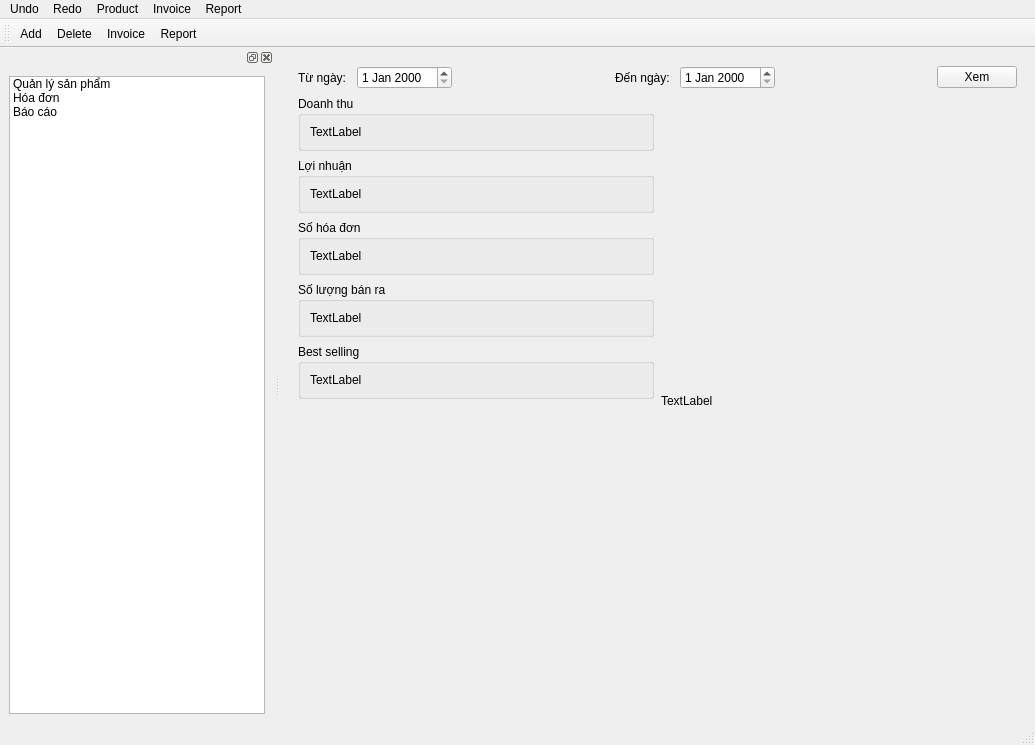
First picture: the form in src/ui/mainwindow.ui, repository 24127545-NguyenNgocThien/Inventory_Management_System, before the edit.
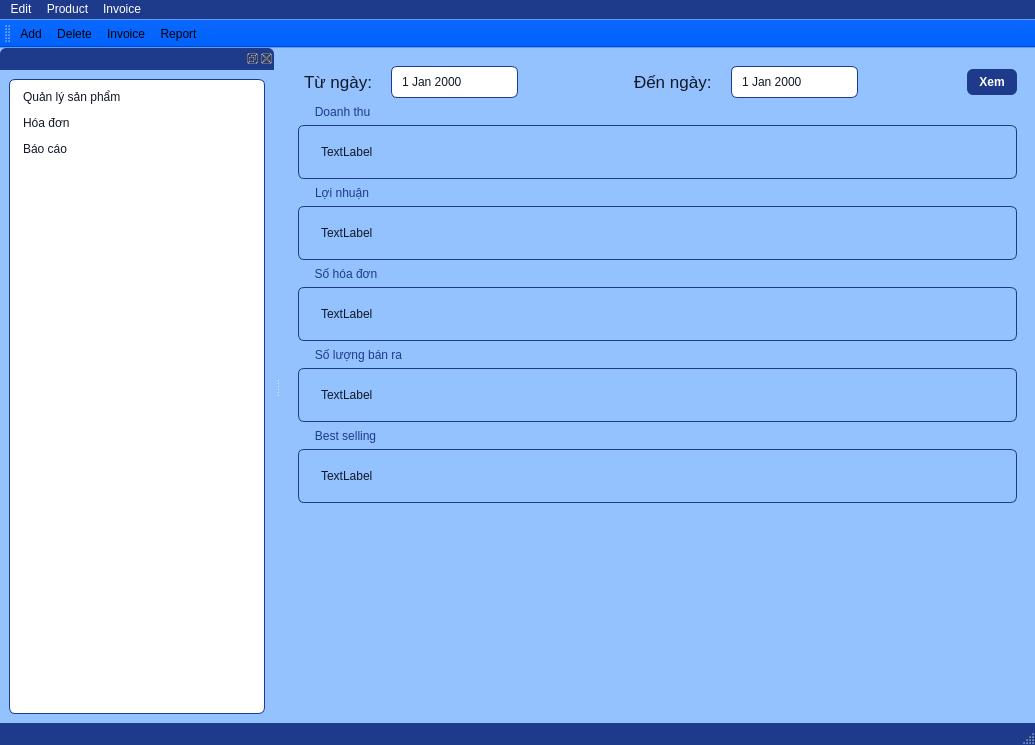
Second picture: the form after the edit. The open tabs and pages were chosen to show the change. Icons and pictures are not drawn.

Commit message: Update trang report

Diff of the .ui file:
```diff
--- a/src/ui/mainwindow.ui
+++ b/src/ui/mainwindow.ui
@@ -14,12 +14,15 @@
    <string>MainWindow</string>
   </property>
   <property name="styleSheet">
-   <string notr="true">QMainWindow
-{
-	
+   <string notr="true">QMainWindow {
+    
+	background-color: rgb(148, 194, 255);
 }</string>
   </property>
   <widget class="QWidget" name="centralwidget">
+   <property name="styleSheet">
+    <string notr="true"/>
+   </property>
    <layout class="QGridLayout" name="gridLayout">
     <item row="0" column="0">
      <widget class="QStackedWidget" name="stackedWidget">
@@ -309,13 +312,88 @@
            <layout class="QHBoxLayout" name="filterLayout">
             <item>
              <widget class="QLabel" name="label">
+              <property name="font">
+               <font>
+                <family>Segoe UI</family>
+                <pointsize>13</pointsize>
+                <italic>false</italic>
+                <bold>false</bold>
+               </font>
+              </property>
+              <property name="styleSheet">
+               <string notr="true">QLabel {
+    color: #111827;         /* chữ đen xám đậm */
+    font: 13pt &quot;Segoe UI&quot;;
+    padding: 2px;
+}
+
+QLabel#titleLabel {
+    font: bold 12pt &quot;Segoe UI&quot;;
+    color: #1e3a8a;         /* xanh đậm cho tiêu đề */
+}
+</string>
+              </property>
               <property name="text">
                <string>Từ ngày: </string>
               </property>
              </widget>
             </item>
             <item>
-             <widget class="QDateEdit" name="dateFrom"/>
+             <widget class="QDateEdit" name="dateFrom">
+              <property name="styleSheet">
+               <string notr="true">QDateEdit, QDateTimeEdit, QSpinBox {
+    border: 1px solid #1e3a8a;
+    border-radius: 6px;
+    padding: 2px 24px 2px 8px;   /* chừa chỗ bên phải cho nút mũi tên */
+    background: #ffffff;
+    color: #111827;
+    font: 10pt &quot;Segoe UI&quot;;
+    min-height: 26px;
+}
+
+/* Hover */
+QDateEdit:hover, QDateTimeEdit:hover, QSpinBox:hover {
+    border: 1px solid #2563eb;
+}
+
+/* Focus */
+QDateEdit:focus, QDateTimeEdit:focus, QSpinBox:focus {
+    border: 1px solid #2563eb;
+    background: #eff6ff;
+    outline: none;
+}
+
+/* Up/Down button */
+QSpinBox::up-button, QDateEdit::up-button, QDateTimeEdit::up-button,
+QSpinBox::down-button, QDateEdit::down-button, QDateTimeEdit::down-button {
+    subcontrol-origin: border;
+    width: 20px;
+    border: none;
+    background: transparent;
+}
+
+/* Hover effect cho button */
+QSpinBox::up-button:hover, QDateEdit::up-button:hover, QDateTimeEdit::up-button:hover,
+QSpinBox::down-button:hover, QDateEdit::down-button:hover, QDateTimeEdit::down-button:hover {
+    background: #e0e7ff;
+    border-radius: 3px;
+}
+
+/* Up Arrow */
+QSpinBox::up-arrow, QDateEdit::up-arrow, QDateTimeEdit::up-arrow {
+    width: 8px;
+    height: 8px;
+}
+
+/* Down Arrow */
+QSpinBox::down-arrow, QDateEdit::down-arrow, QDateTimeEdit::down-arrow {
+ image: none;
+    width: 8px;
+    height: 8px;
+} 
+</string>
+              </property>
+             </widget>
             </item>
             <item>
              <spacer name="horizontalSpacer_3">
@@ -332,13 +410,88 @@
             </item>
             <item>
              <widget class="QLabel" name="label_2">
+              <property name="font">
+               <font>
+                <family>Segoe UI</family>
+                <pointsize>13</pointsize>
+                <italic>false</italic>
+                <bold>false</bold>
+               </font>
+              </property>
+              <property name="styleSheet">
+               <string notr="true">QLabel {
+    color: #111827;         /* chữ đen xám đậm */
+    font: 13pt &quot;Segoe UI&quot;;
+    padding: 2px;
+}
+
+QLabel#titleLabel {
+    font: bold 12pt &quot;Segoe UI&quot;;
+    color: #1e3a8a;         /* xanh đậm cho tiêu đề */
+}
+</string>
+              </property>
               <property name="text">
                <string>Đến ngày: </string>
               </property>
              </widget>
             </item>
             <item>
-             <widget class="QDateEdit" name="dateTo"/>
+             <widget class="QDateEdit" name="dateTo">
+              <property name="styleSheet">
+               <string notr="true">QDateEdit, QDateTimeEdit, QSpinBox {
+    border: 1px solid #1e3a8a;
+    border-radius: 6px;
+    padding: 2px 24px 2px 8px;   /* chừa chỗ bên phải cho nút mũi tên */
+    background: #ffffff;
+    color: #111827;
+    font: 10pt &quot;Segoe UI&quot;;
+    min-height: 26px;
+}
+
+/* Hover */
+QDateEdit:hover, QDateTimeEdit:hover, QSpinBox:hover {
+    border: 1px solid #2563eb;
+}
+
+/* Focus */
+QDateEdit:focus, QDateTimeEdit:focus, QSpinBox:focus {
+    border: 1px solid #2563eb;
+    background: #eff6ff;
+    outline: none;
+}
+
+/* Up/Down button */
+QSpinBox::up-button, QDateEdit::up-button, QDateTimeEdit::up-button,
+QSpinBox::down-button, QDateEdit::down-button, QDateTimeEdit::down-button {
+    subcontrol-origin: border;
+    width: 20px;
+    border: none;
+    background: transparent;
+}
+
+/* Hover effect cho button */
+QSpinBox::up-button:hover, QDateEdit::up-button:hover, QDateTimeEdit::up-button:hover,
+QSpinBox::down-button:hover, QDateEdit::down-button:hover, QDateTimeEdit::down-button:hover {
+    background: #e0e7ff;
+    border-radius: 3px;
+}
+
+/* Up Arrow */
+QSpinBox::up-arrow, QDateEdit::up-arrow, QDateTimeEdit::up-arrow {
+    width: 8px;
+    height: 8px;
+}
+
+/* Down Arrow */
+QSpinBox::down-arrow, QDateEdit::down-arrow, QDateTimeEdit::down-arrow {
+ image: none;
+    width: 8px;
+    height: 8px;
+} 
+</string>
+              </property>
+             </widget>
             </item>
             <item>
              <spacer name="horizontalSpacer_4">
@@ -355,6 +508,21 @@
             </item>
             <item>
              <widget class="QPushButton" name="btnView">
+              <property name="styleSheet">
+               <string notr="true">QPushButton {
+    background-color: #1e3a8a;  
+    color: white;
+    border-radius: 6px;
+    padding: 6px 12px;
+    font-weight: bold;
+}
+QPushButton:hover {
+    background-color: #2563eb;  
+}
+QPushButton:pressed {
+    background-color: #1d4ed8;   
+}</string>
+              </property>
               <property name="text">
                <string>Xem</string>
               </property>
@@ -368,12 +536,43 @@
              <layout class="QVBoxLayout" name="verticalLayout_3">
               <item>
                <widget class="QGroupBox" name="groupBox_2">
+                <property name="styleSheet">
+                 <string notr="true">QGroupBox {
+    border: 1px solid #1e3a8a;
+    border-radius: 6px;
+    margin-top: 20px;       /* khoảng cách cho tiêu đề */
+    padding: 8px;
+    font: bold 10pt &quot;Segoe UI&quot;;
+    color: #1e3a8a;
+}
+
+QGroupBox::title {
+    subcontrol-origin: margin;
+    left: 10px;
+    padding: 0 5px;
+    color: #1e3a8a;
+}
+</string>
+                </property>
                 <property name="title">
                  <string>Doanh thu</string>
                 </property>
                 <layout class="QVBoxLayout" name="verticalLayout_4">
                  <item>
                   <widget class="QLabel" name="lblRevenue">
+                   <property name="styleSheet">
+                    <string notr="true">QLabel {
+    color: #111827;         /* chữ đen xám đậm */
+    font: 10pt &quot;Segoe UI&quot;;
+    padding: 2px;
+}
+
+QLabel#titleLabel {
+    font: bold 12pt &quot;Segoe UI&quot;;
+    color: #1e3a8a;         /* xanh đậm cho tiêu đề */
+}
+</string>
+                   </property>
                    <property name="text">
                     <string>TextLabel</string>
                    </property>
@@ -384,12 +583,42 @@
               </item>
               <item>
                <widget class="QGroupBox" name="groupBox_5">
+                <property name="styleSheet">
+                 <string notr="true">QGroupBox {
+    border: 1px solid #1e3a8a;
+    border-radius: 6px;
+    margin-top: 20px;       /* khoảng cách cho tiêu đề */
+    padding: 8px;
+    font: bold 10pt &quot;Segoe UI&quot;;
+    color: #1e3a8a;
+}
+
+QGroupBox::title {
+    subcontrol-origin: margin;
+    left: 10px;
+    padding: 0 5px;
+    color: #1e3a8a;
+}
+</string>
+                </property>
                 <property name="title">
                  <string>Lợi nhuận</string>
                 </property>
                 <layout class="QVBoxLayout" name="verticalLayout_8">
                  <item>
                   <widget class="QLabel" name="lblProfit">
+                   <property name="styleSheet">
+                    <string notr="true">QLabel {
+    color: #111827;         /* chữ đen xám đậm */
+    font: 10pt &quot;Segoe UI&quot;;
+    padding: 2px;
+}
+
+QLabel#titleLabel {
+    font: bold 12pt &quot;Segoe UI&quot;;
+    color: #1e3a8a;         /* xanh đậm cho tiêu đề */
+}</string>
+                   </property>
                    <property name="text">
                     <string>TextLabel</string>
                    </property>
@@ -400,12 +629,42 @@
               </item>
               <item>
                <widget class="QGroupBox" name="groupBox">
+                <property name="styleSheet">
+                 <string notr="true">QGroupBox {
+    border: 1px solid #1e3a8a;
+    border-radius: 6px;
+    margin-top: 20px;       /* khoảng cách cho tiêu đề */
+    padding: 8px;
+    font: bold 10pt &quot;Segoe UI&quot;;
+    color: #1e3a8a;
+}
+
+QGroupBox::title {
+    subcontrol-origin: margin;
+    left: 10px;
+    padding: 0 5px;
+    color: #1e3a8a;
+}
+</string>
+                </property>
                 <property name="title">
                  <string>Số hóa đơn</string>
                 </property>
                 <layout class="QVBoxLayout" name="verticalLayout_5">
                  <item>
                   <widget class="QLabel" name="lblInvoices">
+                   <property name="styleSheet">
+                    <string notr="true">QLabel {
+    color: #111827;         /* chữ đen xám đậm */
+    font: 10pt &quot;Segoe UI&quot;;
+    padding: 2px;
+}
+
+QLabel#titleLabel {
+    font: bold 12pt &quot;Segoe UI&quot;;
+    color: #1e3a8a;         /* xanh đậm cho tiêu đề */
+}</string>
+                   </property>
                    <property name="text">
                     <string>TextLabel</string>
                    </property>
@@ -416,12 +675,42 @@
               </item>
               <item>
                <widget class="QGroupBox" name="groupBox_3">
+                <property name="styleSheet">
+                 <string notr="true">QGroupBox {
+    border: 1px solid #1e3a8a;
+    border-radius: 6px;
+    margin-top: 20px;       /* khoảng cách cho tiêu đề */
+    padding: 8px;
+    font: bold 10pt &quot;Segoe UI&quot;;
+    color: #1e3a8a;
+}
+
+QGroupBox::title {
+    subcontrol-origin: margin;
+    left: 10px;
+    padding: 0 5px;
+    color: #1e3a8a;
+}
+</string>
+                </property>
                 <property name="title">
                  <string>Số lượng bán ra</string>
                 </property>
                 <layout class="QVBoxLayout" name="verticalLayout_6">
                  <item>
                   <widget class="QLabel" name="lblQuantity">
+                   <property name="styleSheet">
+                    <string notr="true">QLabel {
+    color: #111827;         /* chữ đen xám đậm */
+    font: 10pt &quot;Segoe UI&quot;;
+    padding: 2px;
+}
+
+QLabel#titleLabel {
+    font: bold 12pt &quot;Segoe UI&quot;;
+    color: #1e3a8a;         /* xanh đậm cho tiêu đề */
+}</string>
+                   </property>
                    <property name="text">
                     <string>TextLabel</string>
                    </property>
@@ -432,12 +721,42 @@
               </item>
               <item>
                <widget class="QGroupBox" name="groupBox_4">
+                <property name="styleSheet">
+                 <string notr="true">QGroupBox {
+    border: 1px solid #1e3a8a;
+    border-radius: 6px;
+    margin-top: 20px;       /* khoảng cách cho tiêu đề */
+    padding: 8px;
+    font: bold 10pt &quot;Segoe UI&quot;;
+    color: #1e3a8a;
+}
+
+QGroupBox::title {
+    subcontrol-origin: margin;
+    left: 10px;
+    padding: 0 5px;
+    color: #1e3a8a;
+}
+</string>
+                </property>
                 <property name="title">
                  <string>Best selling</string>
                 </property>
                 <layout class="QVBoxLayout" name="verticalLayout_7">
                  <item>
                   <widget class="QLabel" name="lblBestSeller">
+                   <property name="styleSheet">
+                    <string notr="true">QLabel {
+    color: #111827;         /* chữ đen xám đậm */
+    font: 10pt &quot;Segoe UI&quot;;
+    padding: 2px;
+}
+
+QLabel#titleLabel {
+    font: bold 12pt &quot;Segoe UI&quot;;
+    color: #1e3a8a;         /* xanh đậm cho tiêu đề */
+}</string>
+                   </property>
                    <property name="text">
                     <string>TextLabel</string>
                    </property>
@@ -462,11 +781,7 @@
              </layout>
             </item>
             <item>
-             <widget class="QLabel" name="label_3">
-              <property name="text">
-               <string>TextLabel</string>
-              </property>
-             </widget>
+            <layout class="QVBoxLayout" name="chartLayout"/>
             </item>
            </layout>
           </item>
@@ -487,16 +802,15 @@
      <height>25</height>
     </rect>
    </property>
-   <widget class="QMenu" name="menuUndo">
-    <property name="title">
-     <string>Undo</string>
-    </property>
-   </widget>
-   <widget class="QMenu" name="menuRedo">
-    <property name="title">
-     <string>Redo</string>
-    </property>
-   </widget>
+   <property name="styleSheet">
+    <string notr="true">QMenuBar {
+    background-color: #1e3a8a;
+    color: white;
+}
+QMenuBar::item:selected {
+    background: #2563eb;
+}</string>
+   </property>
    <widget class="QMenu" name="menuProduct">
     <property name="title">
      <string>Product</string>
@@ -512,24 +826,51 @@
     <addaction name="actionNew_invoice"/>
     <addaction name="actionView_invoices"/>
    </widget>
-   <widget class="QMenu" name="menuReport">
+   <widget class="QMenu" name="menuEdit">
+    <property name="styleSheet">
+     <string notr="true">QMenu {
+    background-color: rgb(0, 98, 255);
+    border: 1px solid #1e3a8a;
+}
+QMenu::item {
+    padding: 5px 20px;
+}
+QMenu::item:selected {
+    background-color: #2563eb;
+    color: white;
+}</string>
+    </property>
     <property name="title">
-     <string>Report</string>
+     <string>Edit</string>
     </property>
     <addaction name="actionRevenue"/>
     <addaction name="actionBest_selling_product"/>
    </widget>
-   <addaction name="menuUndo"/>
-   <addaction name="menuRedo"/>
+   <addaction name="menuEdit"/>
    <addaction name="menuProduct"/>
    <addaction name="menuInvoice"/>
-   <addaction name="menuReport"/>
   </widget>
-  <widget class="QStatusBar" name="statusBar"/>
+  <widget class="QStatusBar" name="statusBar">
+   <property name="styleSheet">
+    <string notr="true">QStatusBar {
+    background: #1e3a8a;
+    color: white;
+}</string>
+   </property>
+  </widget>
   <widget class="QToolBar" name="toolBar">
    <property name="windowTitle">
     <string>toolBar</string>
    </property>
+   <property name="styleSheet">
+    <string notr="true">QToolBar {
+    background-color: rgb(0, 98, 255);
+    color: white;
+}
+QToolBar::item:selected {
+    background: #2563eb;
+}</string>
+   </property>
    <property name="iconSize">
     <size>
      <width>15</width>
@@ -551,6 +892,26 @@
    <addaction name="actionReport"/>
   </widget>
   <widget class="QDockWidget" name="sidebarDock_2">
+   <property name="styleSheet">
+    <string notr="true">QDockWidget {
+    background: #ffffff;
+    border: 1px solid #1e3a8a;
+    border-radius: 6px;
+    titlebar-close-icon: url(close.png);  /* nếu muốn custom icon */
+    titlebar-normal-icon: url(undock.png);
+}
+
+/* Thanh tiêu đề của DockWidget */
+QDockWidget::title {
+    background: #1e3a8a;     /* xanh đậm */
+    color: white;
+    padding: 4px;
+    font-weight: bold;
+    border-top-left-radius: 6px;
+    border-top-right-radius: 6px;
+}
+</string>
+   </property>
    <attribute name="dockWidgetArea">
     <number>1</number>
    </attribute>
@@ -561,6 +922,35 @@
     <layout class="QGridLayout" name="gridLayout_2">
      <item row="0" column="0">
       <widget class="QListWidget" name="listWidget">
+       <property name="styleSheet">
+        <string notr="true">QListWidget {
+    background: #ffffff;
+    border: 1px solid #1e3a8a;
+    border-radius: 6px;
+    padding: 4px;
+    font: 10pt &quot;Segoe UI&quot;;
+    color: #111827;     /* chữ đen */
+}
+
+/* Item bình thường */
+QListWidget::item {
+    padding: 6px;
+    border-radius: 4px;
+}
+
+/* Item khi hover */
+QListWidget::item:hover {
+    background: #e0e7ff;   /* xanh nhạt */
+    color: #1e3a8a;
+}
+
+/* Item được chọn */
+QListWidget::item:selected {
+    background: #2563eb;   /* xanh tươi */
+    color: #ffffff;
+}
+</string>
+       </property>
        <property name="spacing">
         <number>5</number>
        </property>
```
Left out of the diff: 376 changed lines with no effect on the pictures. The commit also changes 47 other files.
